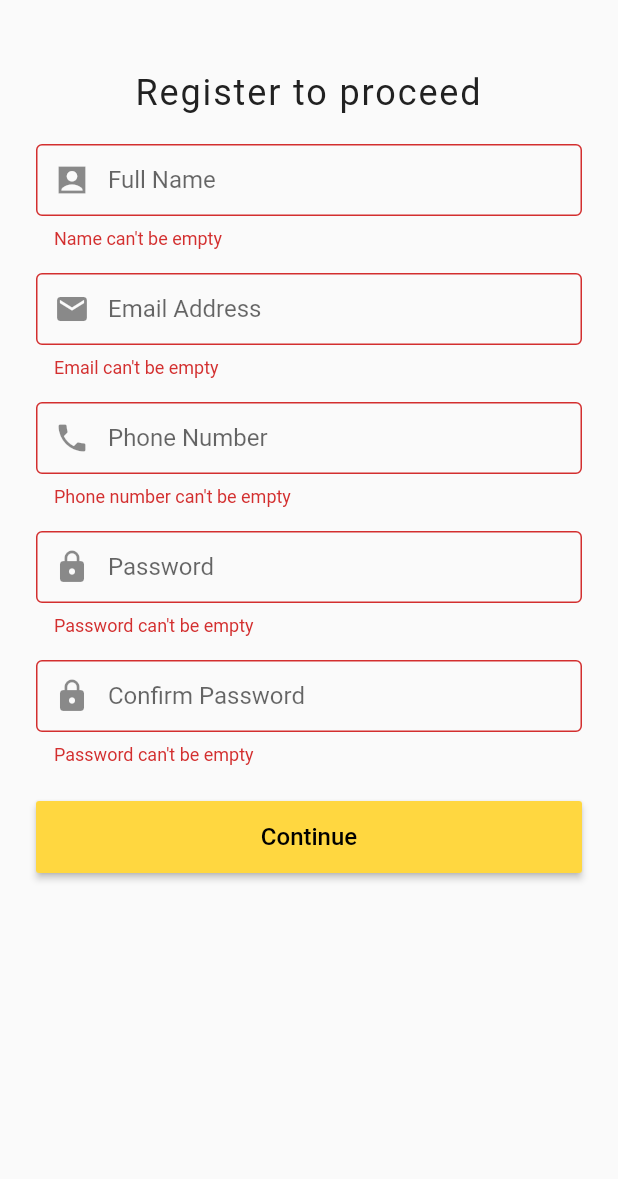
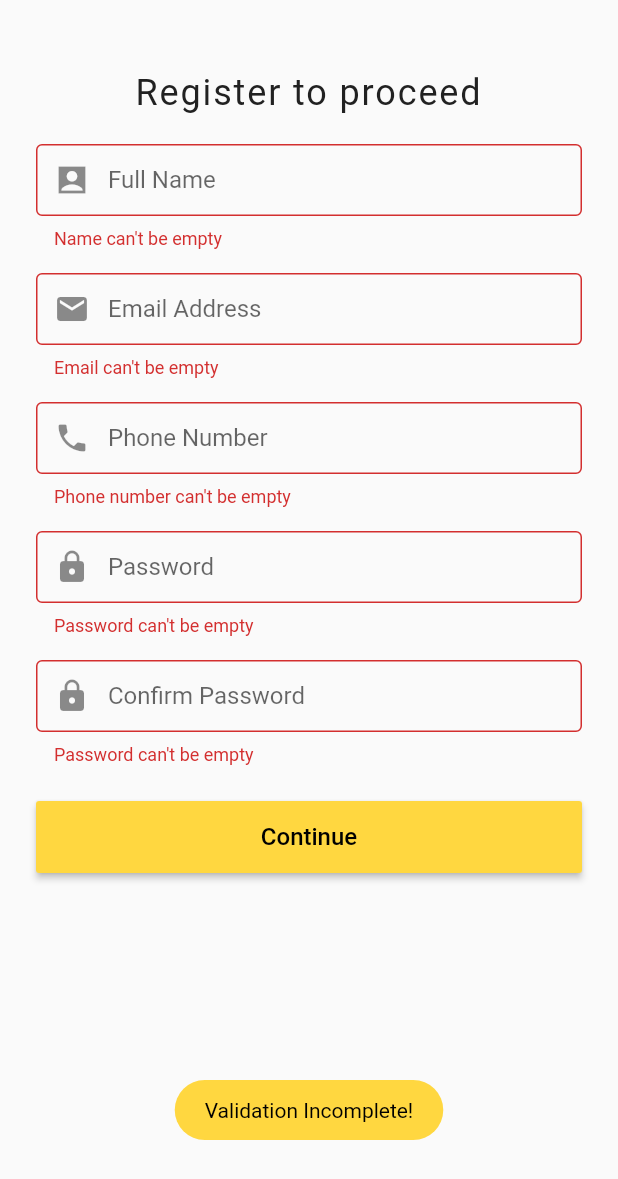
Before and after one commit to rktuhinbd/learn_flutter, a Flutter app: the screen it shows after launch, after a tap on "Continue", on a phone screen of 412 x 824 dp. Shown: the top 1179 px of the screen. Run offline on Flutter 3.47's test engine with Material 2 defaults, Android fonts, the phone set to English and light mode, and no system bars; our stand-ins replace flutter_spinkit, fluttertoast, validators.

Commit message:
Validation mechanism updated and made real time validation

```diff
--- a/lib/utils/validation.dart
+++ b/lib/utils/validation.dart
@@ -39,7 +39,6 @@ String validateEmail(String value) {
 
 /// Password validation
 String validatePassword(String value, String password, bool validateConfirm) {
-  print("Password: $password + Confirm Password: $value");
 
   String pattern =
       r'^(?=.*?[A-Z])(?=.*?[a-z])(?=.*?[0-9])(?=.*?[!@#\$&*~]).{6,}$';
--- a/lib/view/SignUp.dart
+++ b/lib/view/SignUp.dart
@@ -1,5 +1,6 @@
 import 'package:flutter/material.dart';
 import 'package:flutter/widgets.dart';
+import 'package:learn_flutter/utils/utils.dart';
 import 'package:learn_flutter/utils/validation.dart';
 
 class SignUp extends StatefulWidget {
@@ -30,6 +31,7 @@ class _SignUpState extends State<SignUp> {
         padding: EdgeInsets.fromLTRB(24.0, 48.0, 24.0, 0),
         child: Form(
           key: formKey,
+          autovalidateMode: AutovalidateMode.onUserInteraction,
           child: Column(
             mainAxisAlignment: MainAxisAlignment.start,
             crossAxisAlignment: CrossAxisAlignment.stretch,
@@ -153,9 +155,9 @@ class _SignUpState extends State<SignUp> {
                       print("Password 1: " + passwordController.text);
                       print("Password 2: " + confirmPasswordController.text);
                       if (formKey.currentState.validate()) {
-                        print("Validation Completed.");
+                        showToast("Validation Completed.");
                       } else
-                        print("Validation Incomplete!");
+                        showToast("Validation Incomplete!");
                     },
                     color: Colors.amberAccent,
                     child: Text(
```
